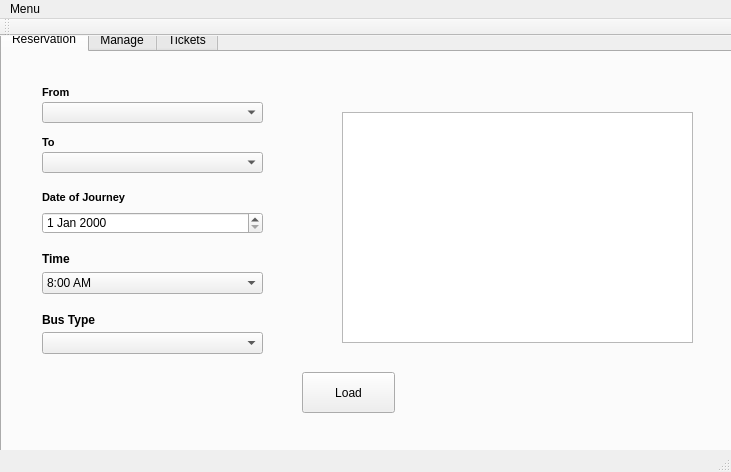
The window that src/mainwindow.ui (ahmedsadman/bus-reservation-system) describes before a commit, drawn with Qt 5.
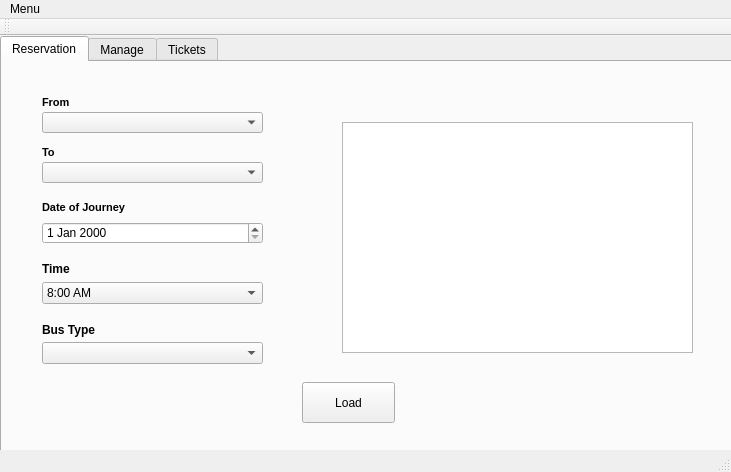
The same window after the commit.

Diff of the .ui file:
```diff
--- a/src/mainwindow.ui
+++ b/src/mainwindow.ui
@@ -18,7 +18,7 @@
     <property name="geometry">
      <rect>
       <x>0</x>
-      <y>-10</y>
+      <y>0</y>
       <width>741</width>
       <height>451</height>
      </rect>
```
Left out of the diff: 2 changed lines with no effect on the pictures.
